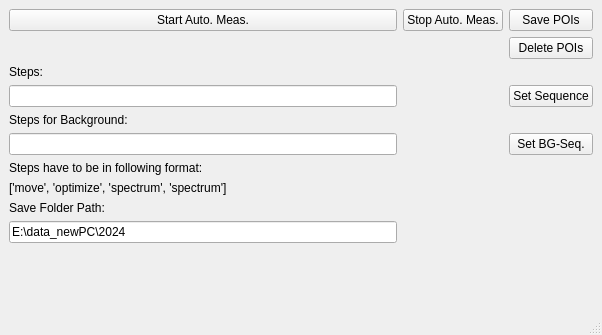
This is gui/automizedmeasurement/automized_measurement.ui in LT-SiC/qudi as Qt 5 draws it before an edit. The edited form follows.
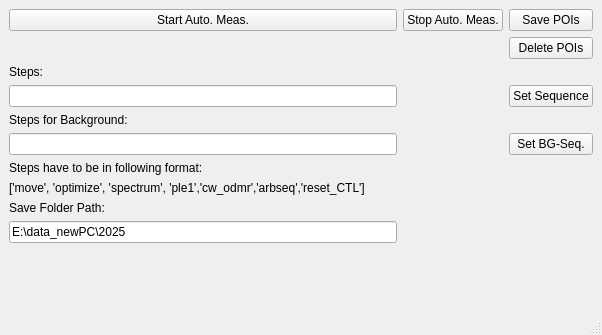
This is the edited form.

The edit to the form file:
```diff
--- a/gui/automizedmeasurement/automized_measurement.ui
+++ b/gui/automizedmeasurement/automized_measurement.ui
@@ -55,7 +55,7 @@
       <item row="8" column="0">
        <widget class="QLabel" name="label_2">
         <property name="text">
-         <string>['move', 'optimize', 'spectrum', 'spectrum']</string>
+         <string>['move', 'optimize', 'spectrum', 'ple1','cw_odmr','arbseq','reset_CTL']</string>
         </property>
        </widget>
       </item>
@@ -123,7 +123,7 @@
       <item row="10" column="0">
        <widget class="QLineEdit" name="SaveFolder_lineEdit">
         <property name="text">
-         <string>E:\data_newPC\2024</string>
+         <string>E:\data_newPC\2025</string>
         </property>
        </widget>
       </item>
```
Left out of the diff: 2 changed lines with no effect on the pictures.
